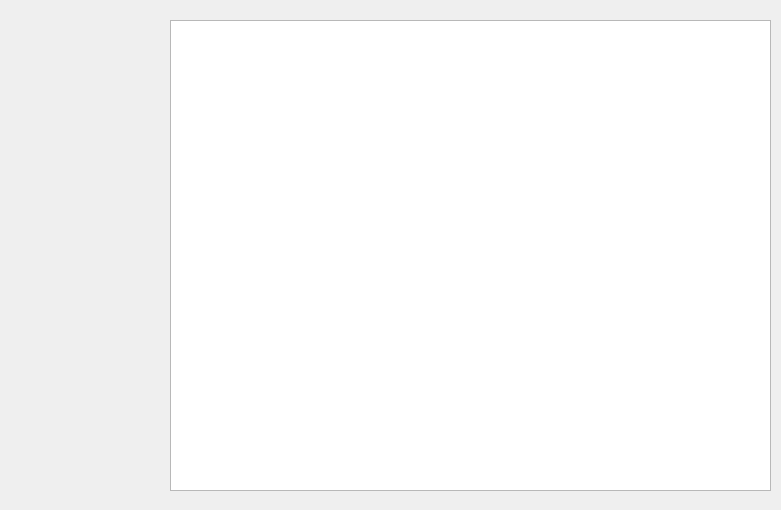
daniilgrbic/BackgammonPP, file BackgammonPP/boardwindow.ui: the form before one commit.
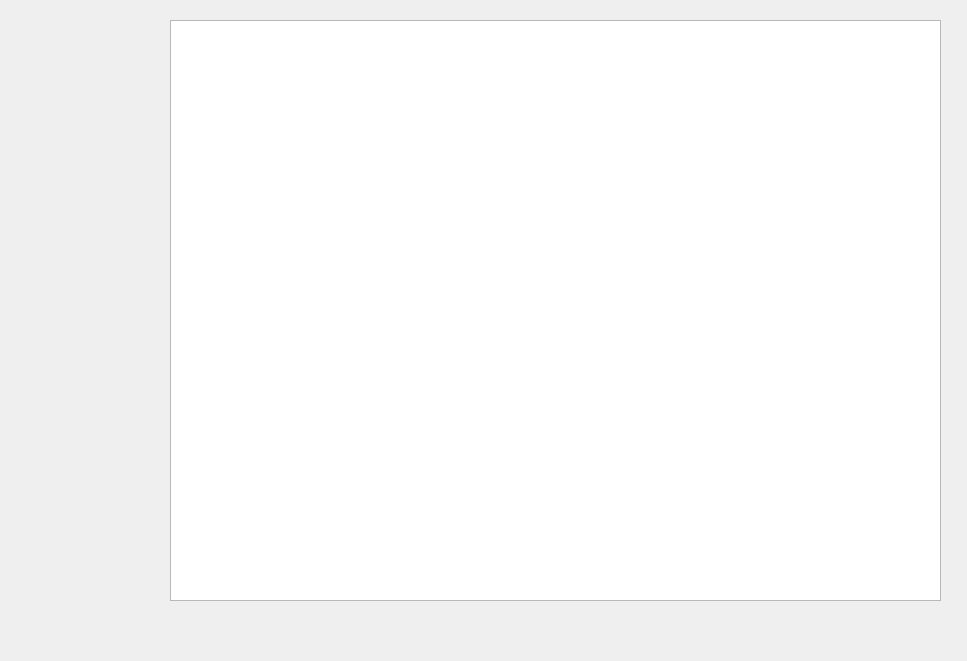
The form after the commit.

The edit to the form file:
```diff
--- a/BackgammonPP/boardwindow.ui
+++ b/BackgammonPP/boardwindow.ui
@@ -6,8 +6,8 @@
    <rect>
     <x>0</x>
     <y>0</y>
-    <width>781</width>
-    <height>510</height>
+    <width>967</width>
+    <height>661</height>
    </rect>
   </property>
   <property name="windowTitle">
@@ -18,8 +18,8 @@
     <rect>
      <x>170</x>
      <y>20</y>
-     <width>601</width>
-     <height>471</height>
+     <width>771</width>
+     <height>581</height>
     </rect>
    </property>
   </widget>
```
